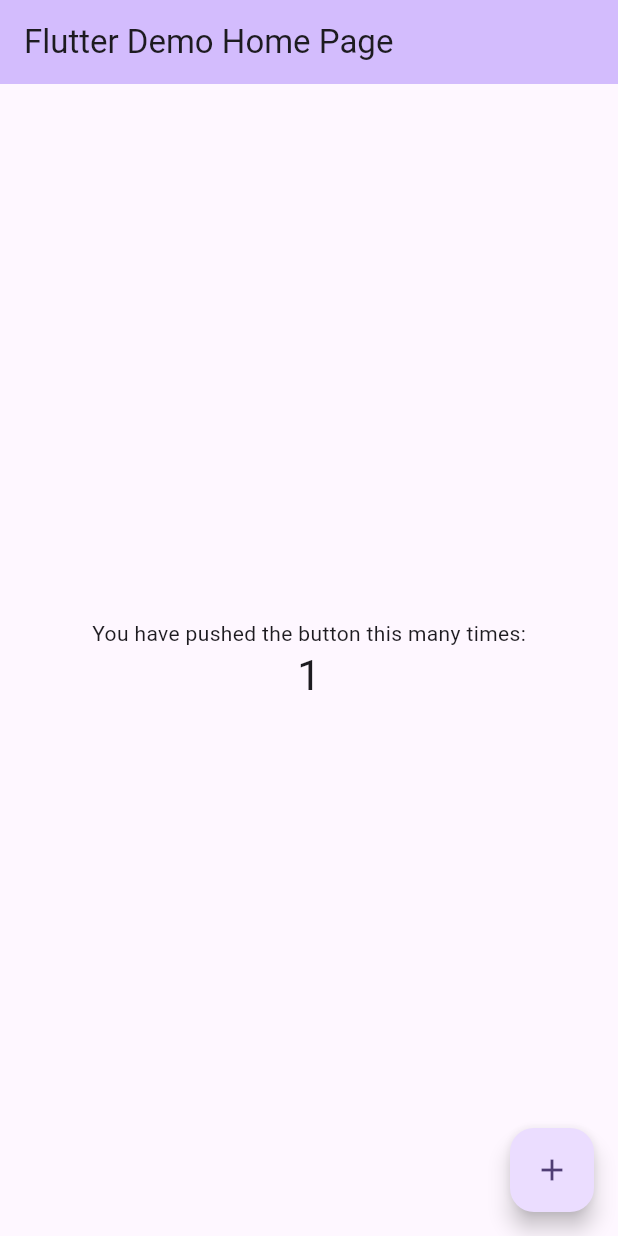
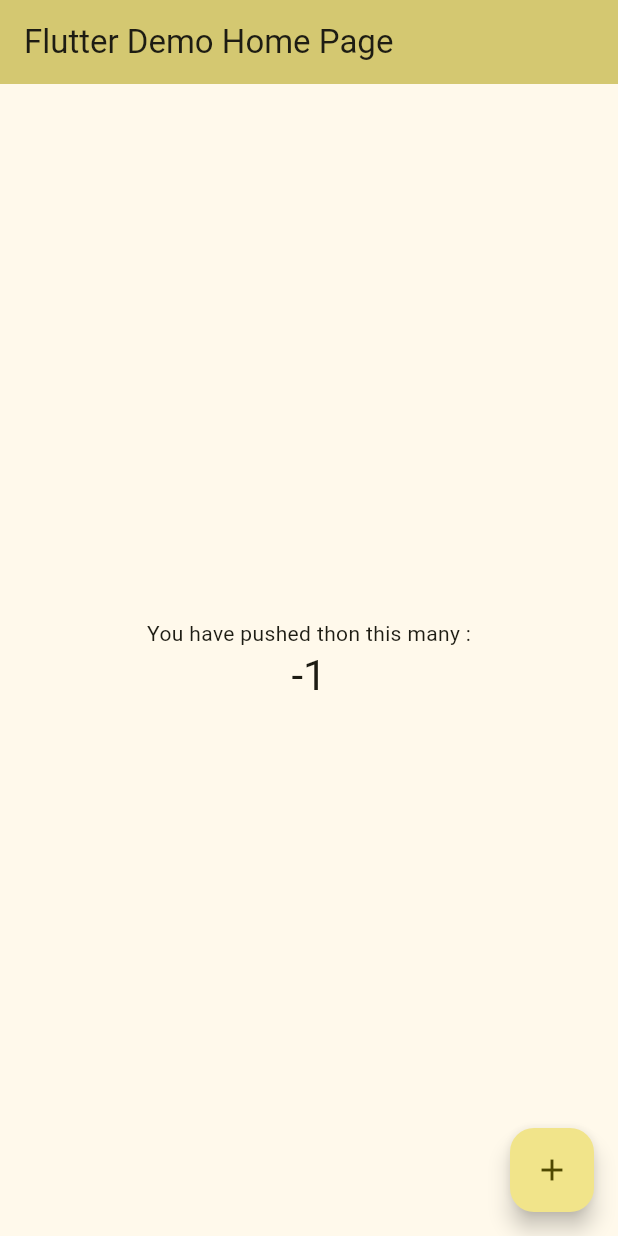
Before and after one commit to JuleeC/bexam, a Flutter app: the screen it shows after launch, after a tap on the "add" icon, on a phone screen of 412 x 824 dp. Run offline on Flutter 3.47's test engine with Material 3 defaults, Android fonts, the phone set to English and light mode, and no system bars.

Commit message:
base project

```diff
--- a/flutter_application_1/lib/main.dart
+++ b/flutter_application_1/lib/main.dart
@@ -28,7 +28,7 @@ class MyApp extends StatelessWidget {
         //
         // This works for code too, not just values: Most code changes can be
         // tested with just a hot reload.
-        colorScheme: ColorScheme.fromSeed(seedColor: Colors.deepPurple),
+        colorScheme: ColorScheme.fromSeed(seedColor: Colors.yellow),
       ),
       home: const MyHomePage(title: 'Flutter Demo Home Page'),
     );
@@ -63,7 +63,7 @@ class _MyHomePageState extends State<MyHomePage> {
       // so that the display can reflect the updated values. If we changed
       // _counter without calling setState(), then the build method would not be
       // called again, and so nothing would appear to happen.
-      _counter++;
+      _counter--;
     });
   }
 
@@ -104,7 +104,7 @@ class _MyHomePageState extends State<MyHomePage> {
           // wireframe for each widget.
           mainAxisAlignment: MainAxisAlignment.center,
           children: <Widget>[
-            const Text('You have pushed the button this many times:'),
+            const Text('You have pushed thon this many :'),
             Text(
               '$_counter',
               style: Theme.of(context).textTheme.headlineMedium,
```
